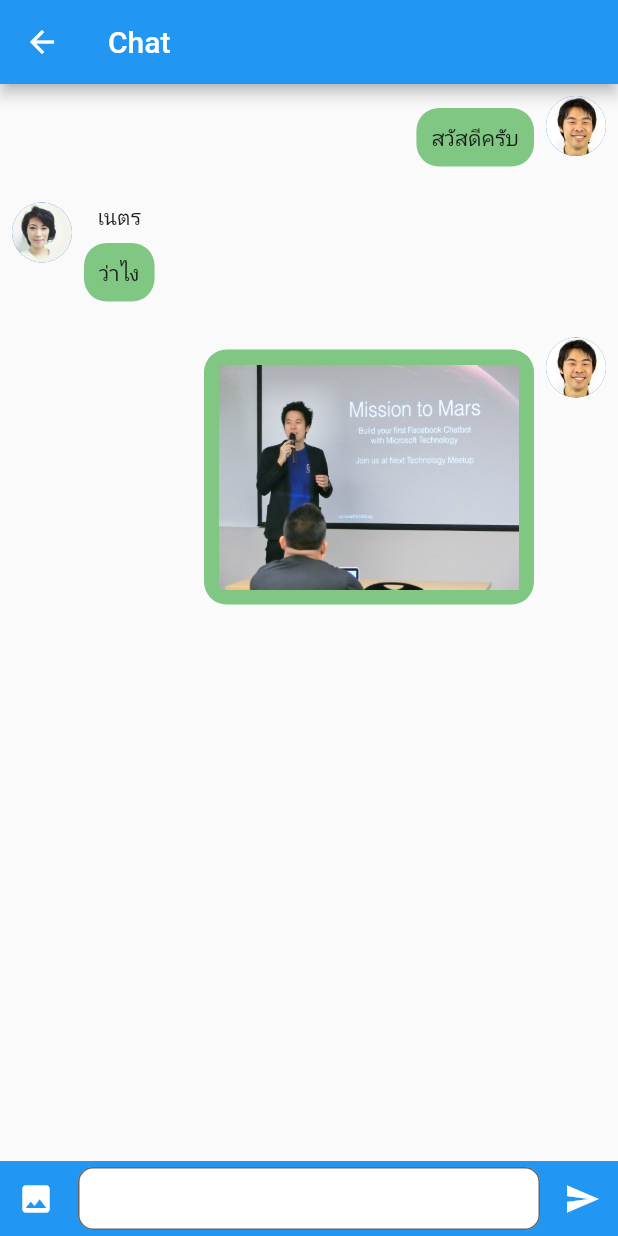
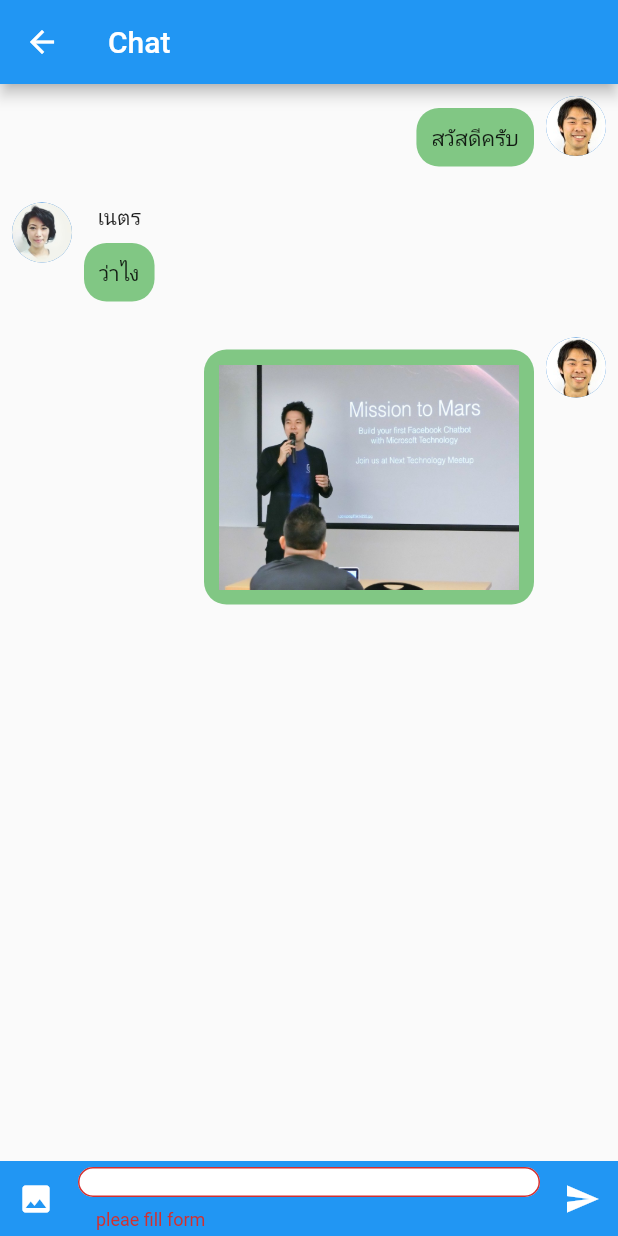
Before and after one commit to teerasej/flutter_temp_workshop_my_chat, a Flutter app: the ChatPage screen opened by its route, after a tap on the "send" icon, on a phone screen of 412 x 824 dp. Run offline on Flutter 3.47's test engine with Material 2 defaults, Android fonts, the phone set to English and light mode, and no system bars; our stand-ins replace after_layout.

Commit message:
update day 4

```diff
--- /dev/null
+++ b/lib/pages/chat/chat_control.dart
@@ -0,0 +1,73 @@
+// lib/pages/chat/chat_control.dart
+
+import 'package:flutter/material.dart';
+import 'package:my_chat/providers/chat_room_provider.dart';
+import 'package:provider/provider.dart';
+
+class ChatControl extends StatelessWidget {
+  ChatControl({Key? key}) : super(key: key);
+
+  final formKey = GlobalKey<FormState>();
+  String message = '';
+
+  @override
+  Widget build(BuildContext context) {
+    return Material(
+      color: Colors.blue,
+      child: Container(
+        // color: Colors.blue,
+        height: 50,
+        child: Row(
+          children: [
+            IconButton(
+              onPressed: () {},
+              icon: const Icon(
+                Icons.image,
+                color: Colors.white,
+              ),
+            ),
+            Expanded(
+              child: Padding(
+                padding: const EdgeInsets.all(4.0),
+                child: Form(
+                  key: formKey,
+                  child: TextFormField(
+                    onSaved: (newValue) {
+                      message = newValue ?? '';
+                    },
+                    validator: (value) {
+                      if (value == null || value.isEmpty) {
+                        return 'pleae fill form';
+                      }
+                      return null;
+                    },
+                    decoration: InputDecoration(
+                      border: OutlineInputBorder(
+                        borderRadius: BorderRadius.circular(10),
+                      ),
+                      filled: true,
+                      fillColor: Colors.white,
+                    ),
+                  ),
+                ),
+              ),
+            ),
+            IconButton(
+              onPressed: () {
+                if (formKey.currentState!.validate()) {
+                  formKey.currentState!.save();
+
+                  context.read<ChatRoomProvider>().addNewMessage(message);
+                }
+              },
+              icon: const Icon(
+                Icons.send,
+                color: Colors.white,
+              ),
+            )
+          ],
+        ),
+      ),
+    );
+  }
+}
--- a/lib/pages/chat/chat_page.dart
+++ b/lib/pages/chat/chat_page.dart
@@ -3,12 +3,18 @@
 import 'package:flutter/material.dart';
 import 'package:my_chat/pages/chat/chat_bubble.dart';
 import 'package:my_chat/pages/chat/chat_bubble_model.dart';
+import 'package:my_chat/pages/chat/chat_control.dart';
+import 'package:my_chat/providers/chat_room_provider.dart';
+import 'package:provider/provider.dart';
 
 class ChatPage extends StatelessWidget {
-  const ChatPage({Key? key}) : super(key: key);
+  ChatPage({Key? key}) : super(key: key);
 
   @override
   Widget build(BuildContext context) {
+    var chatBubbleModelList =
+        context.watch<ChatRoomProvider>().chatBubbleModelList;
+
     return Scaffold(
       appBar: AppBar(
         title: Text('Chat'),
@@ -16,64 +22,15 @@ class ChatPage extends StatelessWidget {
       body: Column(
         children: [
           Expanded(
-            child: ListView(
-              children: [
-                ChatBubble(ChatBubbleModel('สวัสดีครับ', '', '90.jpeg')),
-                ChatBubble(ChatBubbleModel(
-                  'ว่าไง',
-                  '0',
-                  '48.jpeg',
-                  username: 'เนตร',
-                )),
-                ChatBubble(ChatBubbleModel(
-                  '',
-                  '',
-                  '90.jpeg',
-                  isPhoto: true,
-                  photoImageName: 'content1.jpg',
-                ))
-              ],
+            child: ListView.builder(
+              itemCount: chatBubbleModelList.length,
+              itemBuilder: (BuildContext context, int index) {
+                var model = chatBubbleModelList[index];
+                return ChatBubble(model);
+              },
             ),
           ),
-          Material(
-            color: Colors.blue,
-            child: Container(
-              // color: Colors.blue,
-              height: 50,
-              child: Row(
-                children: [
-                  IconButton(
-                    onPressed: () {},
-                    icon: const Icon(
-                      Icons.image,
-                      color: Colors.white,
-                    ),
-                  ),
-                  Expanded(
-                    child: Padding(
-                      padding: const EdgeInsets.all(4.0),
-                      child: TextFormField(
-                        decoration: InputDecoration(
-                          border: OutlineInputBorder(
-                            borderRadius: BorderRadius.circular(10),
-                          ),
-                          filled: true,
-                          fillColor: Colors.white,
-                        ),
-                      ),
-                    ),
-                  ),
-                  IconButton(
-                    onPressed: () {},
-                    icon: const Icon(
-                      Icons.send,
-                      color: Colors.white,
-                    ),
-                  )
-                ],
-              ),
-            ),
-          ),
+          ChatControl()
         ],
       ),
     );
--- a/lib/pages/signin/user_model.dart
+++ b/lib/pages/signin/user_model.dart
@@ -1,8 +1,11 @@
 // lib/pages/signin/user_model.dart
 
 class UserModel {
+  String? id;
+  String? profileImagePath;
+
   String username;
   String password;
 
-  UserModel(this.username, this.password);
+  UserModel(this.username, this.password, {this.id, this.profileImagePath});
 }
--- /dev/null
+++ b/lib/providers/chat_room_provider.dart
@@ -0,0 +1,35 @@
+// lib/providers/chat_room_provider.dart
+
+import 'package:flutter/material.dart';
+import 'package:my_chat/pages/chat/chat_bubble_model.dart';
+
+class ChatRoomProvider extends ChangeNotifier {
+  // public
+  List<ChatBubbleModel> chatBubbleModelList = [
+    ChatBubbleModel('สวัสดีครับ', '', '90.jpeg'),
+    ChatBubbleModel(
+      'ว่าไง',
+      '0',
+      '48.jpeg',
+      username: 'เนตร',
+    ),
+    ChatBubbleModel(
+      '',
+      '',
+      '90.jpeg',
+      isPhoto: true,
+      photoImageName: 'content1.jpg',
+    )
+  ];
+
+  void addNewMessage(String message) {
+    var model = ChatBubbleModel(
+      message,
+      '',
+      '90.jpeg',
+    );
+
+    chatBubbleModelList.add(model);
+    notifyListeners();
+  }
+}
--- a/pubspec.yaml
+++ b/pubspec.yaml
@@ -35,6 +35,8 @@ dependencies:
   # Use with the CupertinoIcons class for iOS style icons.
   cupertino_icons: ^1.0.2
   after_layout: ^1.1.0
+  provider: ^6.0.2
+  dio: ^4.0.6
 
 dev_dependencies:
   flutter_test:
```
Also changed, not shown: lib/main.dart (+25 -3 lines), lib/pages/friend/friend_page.dart (added, +24 -0 lines), lib/pages/friend/friend_search_page.dart (added, +59 -0 lines), lib/providers/friend_provider.dart (added, +10 -0 lines), pubspec.lock.
